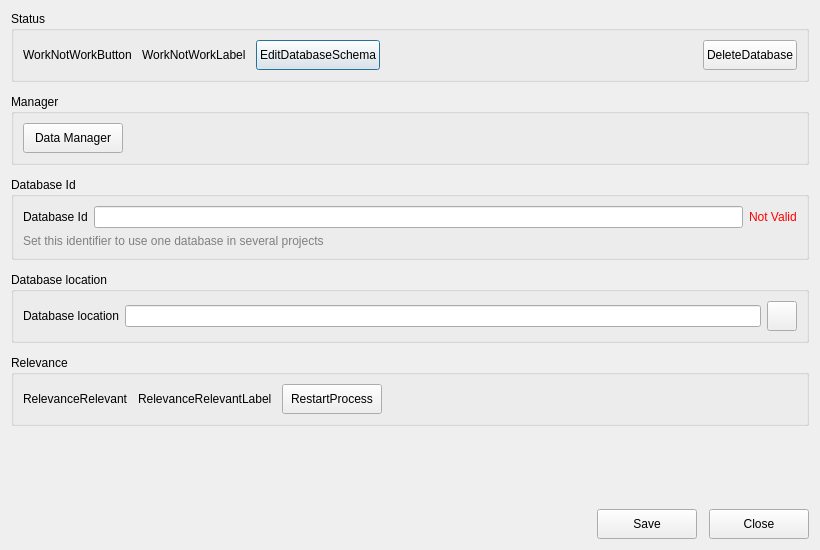
Old version of the form Studio/databasestatedialog.ui in the repository bablosoft/BAS.
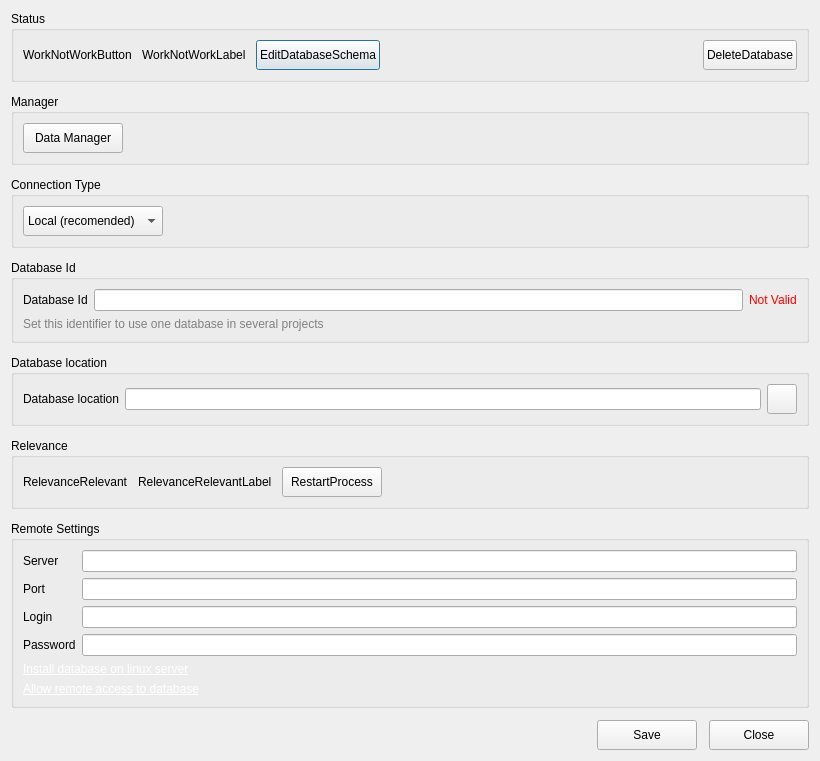
New version of the form. Icons and pictures are not drawn.

```diff
--- a/Studio/databasestatedialog.ui
+++ b/Studio/databasestatedialog.ui
@@ -7,13 +7,13 @@
     <x>0</x>
     <y>0</y>
     <width>820</width>
-    <height>550</height>
+    <height>708</height>
    </rect>
   </property>
   <property name="windowTitle">
    <string>Database State</string>
   </property>
-  <layout class="QVBoxLayout" name="verticalLayout" stretch="0,0,0,0,0,0,0">
+  <layout class="QVBoxLayout" name="verticalLayout" stretch="0,0,0,0,0,0,0,0,0">
    <property name="spacing">
     <number>12</number>
    </property>
@@ -149,6 +149,54 @@
      </layout>
     </widget>
    </item>
+   <item>
+    <widget class="QGroupBox" name="groupBox_6">
+     <property name="title">
+      <string>Connection Type</string>
+     </property>
+     <layout class="QHBoxLayout" name="horizontalLayout_7">
+      <item>
+       <widget class="QComboBox" name="ConnectionType">
+        <property name="minimumSize">
+         <size>
+          <width>0</width>
+          <height>30</height>
+         </size>
+        </property>
+        <property name="maximumSize">
+         <size>
+          <width>16777215</width>
+          <height>30</height>
+         </size>
+        </property>
+        <item>
+         <property name="text">
+          <string>Local (recomended)</string>
+         </property>
+        </item>
+        <item>
+         <property name="text">
+          <string>Remote</string>
+         </property>
+        </item>
+       </widget>
+      </item>
+      <item>
+       <spacer name="horizontalSpacer_5">
+        <property name="orientation">
+         <enum>Qt::Horizontal</enum>
+        </property>
+        <property name="sizeHint" stdset="0">
+         <size>
+          <width>40</width>
+          <height>20</height>
+         </size>
+        </property>
+       </spacer>
+      </item>
+     </layout>
+    </widget>
+   </item>
    <item>
     <widget class="QGroupBox" name="groupBox_4">
      <property name="title">
@@ -289,6 +337,79 @@
      </layout>
     </widget>
    </item>
+   <item>
+    <widget class="QGroupBox" name="groupBox_7">
+     <property name="title">
+      <string>Remote Settings</string>
+     </property>
+     <layout class="QVBoxLayout" name="verticalLayout_5">
+      <item>
+       <layout class="QFormLayout" name="formLayout">
+        <item row="0" column="0">
+         <widget class="QLabel" name="label_4">
+          <property name="text">
+           <string>Server</string>
+          </property>
+         </widget>
+        </item>
+        <item row="0" column="1">
+         <widget class="QLineEdit" name="ConnectionServer"/>
+        </item>
+        <item row="1" column="0">
+         <widget class="QLabel" name="label_5">
+          <property name="text">
+           <string>Port</string>
+          </property>
+         </widget>
+        </item>
+        <item row="1" column="1">
+         <widget class="QLineEdit" name="ConnectionPort"/>
+        </item>
+        <item row="2" column="0">
+         <widget class="QLabel" name="label_6">
+          <property name="text">
+           <string>Login</string>
+          </property>
+         </widget>
+        </item>
+        <item row="2" column="1">
+         <widget class="QLineEdit" name="ConnectionLogin"/>
+        </item>
+        <item row="3" column="0">
+         <widget class="QLabel" name="label_7">
+          <property name="text">
+           <string>Password</string>
+          </property>
+         </widget>
+        </item>
+        <item row="3" column="1">
+         <widget class="QLineEdit" name="ConnectionPassword"/>
+        </item>
+       </layout>
+      </item>
+      <item>
+       <widget class="QLabel" name="label_8">
+        <property name="text">
+         <string>&lt;html&gt;&lt;head/&gt;&lt;body&gt;&lt;p&gt;&lt;a href=&quot;https://docs.mongodb.com/manual/tutorial/install-mongodb-on-ubuntu/&quot;&gt;&lt;span style=&quot; text-decoration: underline; color:#ffffff;&quot;&gt;Install database on linux server&lt;/span&gt;&lt;/a&gt;&lt;/p&gt;&lt;/body&gt;&lt;/html&gt;</string>
+        </property>
+        <property name="openExternalLinks">
+         <bool>true</bool>
+        </property>
+       </widget>
+      </item>
+      <item>
+       <widget class="QLabel" name="label_9">
+        <property name="text">
+         <string>&lt;html&gt;&lt;head/&gt;&lt;body&gt;&lt;p&gt;&lt;a href=&quot;https://www.mkyong.com/mongodb/mongodb-allow-remote-access/&quot;&gt;&lt;span style=&quot; text-decoration: underline; color:#ffffff;&quot;&gt;Allow remote access to database&lt;/span&gt;&lt;/a&gt;&lt;/p&gt;&lt;/body&gt;&lt;/html&gt;</string>
+        </property>
+        <property name="openExternalLinks">
+         <bool>true</bool>
+        </property>
+       </widget>
+      </item>
+     </layout>
+    </widget>
+   </item>
    <item>
     <spacer name="verticalSpacer">
      <property name="orientation">
```
